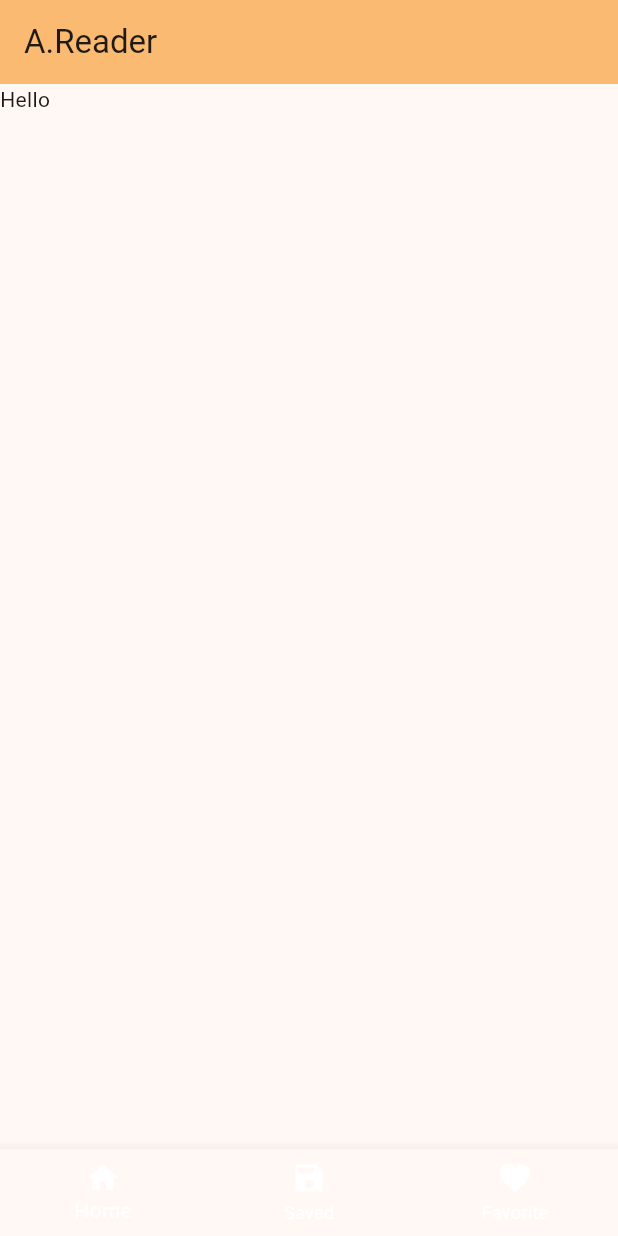
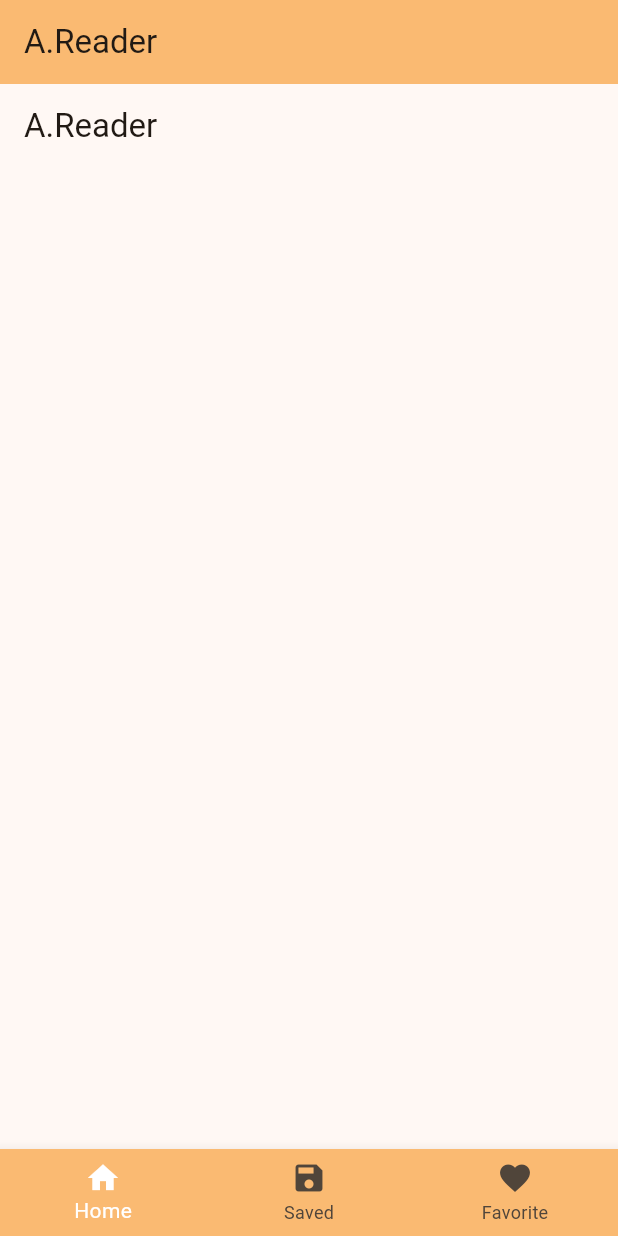
Before and after one commit to jameslara090/reader_tracker, a Flutter app: the screen it shows after launch, on a phone screen of 412 x 824 dp. Run offline on Flutter 3.47's test engine with Material 3 defaults, Android fonts, the phone set to English and light mode, and no system bars.

Commit message:
creating all screen

```diff
--- a/lib/main.dart
+++ b/lib/main.dart
@@ -1,4 +1,7 @@
 import 'package:flutter/material.dart';
+import 'package:reader_tracker/pages/favorite_screen.dart';
+import 'package:reader_tracker/pages/home_screen.dart';
+import 'package:reader_tracker/pages/saved_screen.dart';
 
 void main() {
   runApp(const MyApp());
@@ -32,30 +35,37 @@ class MyHomePage extends StatefulWidget {
 
 class _MyHomePageState extends State<MyHomePage> {
   int  _currentIndex = 0;
+
+  final List<Widget> _screens = [
+    const HomeScreen(),
+    const SavedScreen(),
+    const FavoritesScreen(),
+
+  ];
   @override
   Widget build(BuildContext context) {
-    return Scaffold(
+    return  Scaffold(
       appBar: AppBar(
         backgroundColor: Theme.of(context).colorScheme.inversePrimary,
         title: Text('A.Reader'),
       ),
-      body: Column(
-        children: [Text("Hello")],
-      ),
+      body: _screens[_currentIndex],
       bottomNavigationBar: BottomNavigationBar(
         currentIndex: _currentIndex,
+        backgroundColor: Theme.of(context).colorScheme.inversePrimary,
         items: <BottomNavigationBarItem> [
         BottomNavigationBarItem(icon: Icon(Icons.home), label: 'Home'),
         BottomNavigationBarItem(icon: Icon(Icons.save), label: 'Saved'),
         BottomNavigationBarItem(icon: Icon(Icons.favorite), label: 'Favorite'),
       ],
       selectedItemColor: Theme.of(context).colorScheme.onPrimary,
-      unselectedItemColor: Theme.of(context).colorScheme.onPrimary,
+      unselectedItemColor: Theme.of(context).colorScheme.onSurfaceVariant,
       onTap:(value) {
         print('Tapped: $value');
         setState(() {
           _currentIndex = value;
         });
+        print('Tapper CurrentIndex: $_currentIndex');
 
       },
       ),
--- /dev/null
+++ b/lib/pages/home_screen.dart
@@ -0,0 +1,19 @@
+import 'package:flutter/material.dart';
+
+class HomeScreen extends StatefulWidget {
+  const HomeScreen({super.key});
+
+  @override
+  State<HomeScreen> createState() => _HomeScreenState();
+}
+
+class _HomeScreenState extends State<HomeScreen> {
+  @override
+  Widget build(BuildContext context) {
+    return Scaffold(
+      appBar: AppBar(
+        title: Text('A.Reader'),
+      ),
+    );
+  }
+}
```
Also changed, not shown: lib/pages/favorite_screen.dart (added, +19 -0 lines), lib/pages/saved_screen.dart (added, +19 -0 lines).
